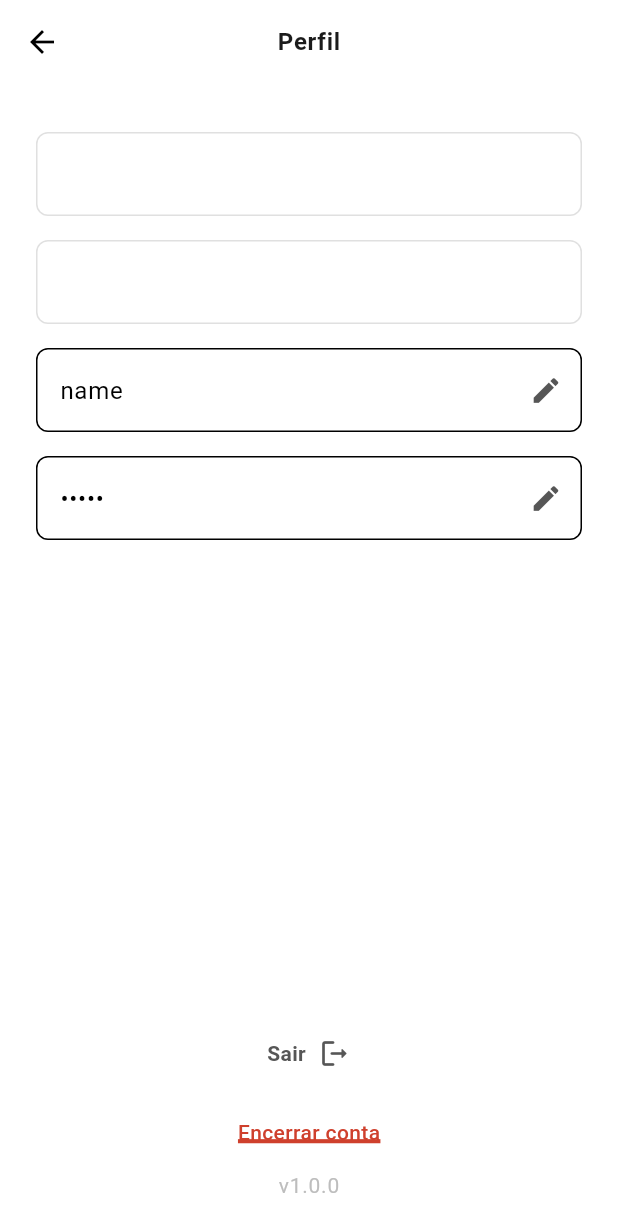
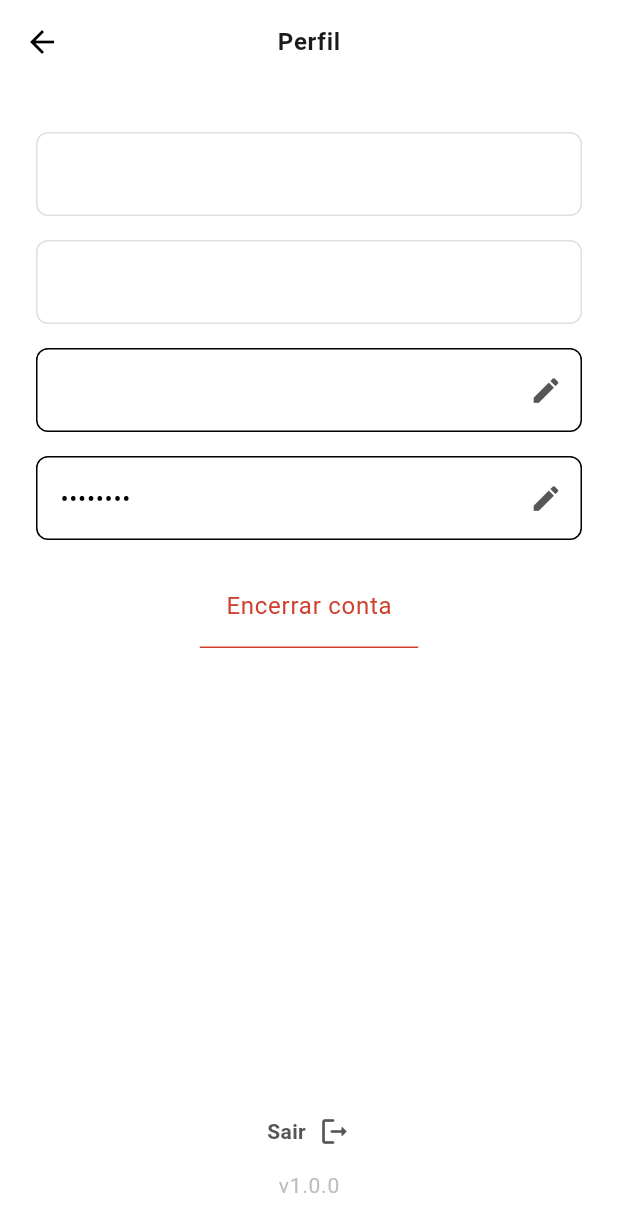
Before and after one commit to Davidemanoel7/mypass-app-fl, a Flutter app: the ProfileView screen opened directly with empty values, on a phone screen of 412 x 824 dp. Shown: the top 1232 px of the screen. Run offline on Flutter 3.47's test engine with Material 3 defaults, Android fonts, the phone set to English and light mode, and no system bars; our stand-ins replace flutter_dotenv, flutter_native_splash, get, shared_preferences; missing offline and left inert: dart_jsonwebtoken; accounts and stored records are empty; Roboto replaces fonts that are missing (Nunito).

Commit message:
profile screen

```diff
--- a/lib/screens/profile/profileView.dart
+++ b/lib/screens/profile/profileView.dart
@@ -1,3 +1,5 @@
+import 'dart:ui';
+
 import 'package:flutter/material.dart';
 import 'package:get/get.dart';
 import 'package:mypass/screens/profile/profileControl.dart';
@@ -35,7 +37,7 @@ class ProfileView extends StatelessWidget {
                 child: TextFormField(
                   enabled: false,
                   readOnly: true,
-                  initialValue: Get.arguments['user'],
+                  initialValue: Get.arguments['user'] ?? 'Name',
                   decoration: InputDecoration(
                     border: OutlineInputBorder(
                       borderSide: const BorderSide(
@@ -52,7 +54,7 @@ class ProfileView extends StatelessWidget {
                 child: TextFormField(
                   enabled: false,
                   readOnly: true,
-                  initialValue: Get.parameters['email'],
+                  initialValue: Get.arguments['email'] ?? 'email',
                   decoration: InputDecoration(
                     border: OutlineInputBorder(
                       borderSide: const BorderSide(
@@ -68,10 +70,12 @@ class ProfileView extends StatelessWidget {
                 padding: const EdgeInsets.symmetric(vertical: 8),
                 child: TextFormField(
                   readOnly: true,
-                  initialValue: 'name',
+                  initialValue: Get.arguments['name'] ??'Nome do usuário',
                   decoration: InputDecoration(
                     suffixIcon: IconButton(
-                      onPressed: (){},
+                      onPressed: () {
+                        Get.toNamed('/changeData', parameters: { "AppBarTitle": 'nome' });
+                      },
                       icon: const Icon(
                         Icons.mode_edit,
                         size: 22,
@@ -93,7 +97,7 @@ class ProfileView extends StatelessWidget {
                 padding: const EdgeInsets.symmetric(vertical: 8),
                 child: TextFormField(
                   readOnly: true,
-                  initialValue: 'senha',
+                  initialValue: '12345678',
                   obscureText: true,
                   decoration: InputDecoration(
                     suffixIcon: IconButton(
@@ -113,6 +117,32 @@ class ProfileView extends StatelessWidget {
                       borderRadius: BorderRadius.circular(8.0)
                     ),
                   )
+                ),
+              ),
+              Padding(
+                padding: const EdgeInsets.symmetric(vertical: 8),
+                child: OutlinedButton(
+                  onPressed: () => Get.toNamed('/deleteAccount'),
+                  style: OutlinedButton.styleFrom(
+                    side: const BorderSide(
+                      color: MyPassColors.redAlert,
+                    ),
+                    backgroundColor: Colors.white,
+                    fixedSize: Size(
+                      MediaQuery.of(context).size.width,
+                      56.0,
+                    ),
+                    shape: LinearBorder.bottom(
+                      size: 0.4,
+                      alignment: BorderSide.strokeAlignCenter,
+                    )
+                  ),
+                  child: Text(
+                    'Encerrar conta',
+                    style: MyPassFonts.style.kLabelMedium(context,
+                      color: MyPassColors.redAlert
+                    ),
+                  ),
                 ),
               ),
               Expanded(
@@ -152,23 +182,6 @@ class ProfileView extends StatelessWidget {
                         ),
                       ),
                     ),
-                    GestureDetector(
-                      onTap: () => debugPrint('Encerrar conta'),
-                      child: const Padding(
-                        padding:  EdgeInsets.symmetric(vertical: 16.0),
-                        child: Text(
-                          'Encerrar conta',
-                          style: TextStyle(
-                            color: MyPassColors.redAlert,
-                            fontWeight: FontWeight.w500,
-                            decoration: TextDecoration.underline,
-                            decorationThickness: 4,
-                            decorationStyle: TextDecorationStyle.solid,
-                            decorationColor: MyPassColors.redAlert,
-                          ),
-                        ),
-                      ),
-                    ),
                     Text(
                       'v1.0.0',
                       style: MyPassFonts.style.kLabelSmall(context,
```
